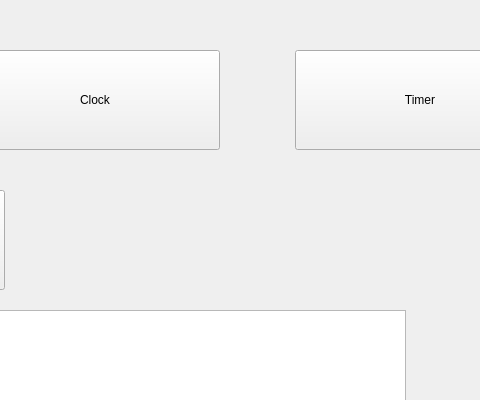
Before: the Qt Designer form C++/Projects/Clock/QtGUI/ClockGUI/mainwindow.ui in MikitaVitkouski/BSU, drawn with Qt 5; both pictures show x 715 to 1195 and y 0 to 400 of the 1322 by 801 pixel window.
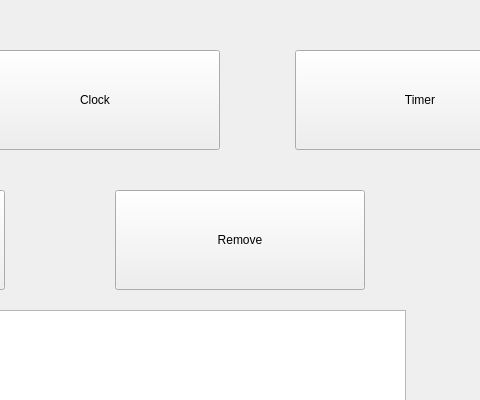
After: the same form once the commit is applied.

Commit message: Add button btnRemoveSelectedAlarm, add slot for it: MainWindow::on_btnRemoveSelectedAlarm_clicked(), implement it

Diff of the .ui file:
```diff
--- a/C++/Projects/Clock/QtGUI/ClockGUI/mainwindow.ui
+++ b/C++/Projects/Clock/QtGUI/ClockGUI/mainwindow.ui
@@ -167,6 +167,19 @@
        <string>Clear all alarms</string>
       </property>
      </widget>
+     <widget class="QPushButton" name="btnRemoveSelectedAlarm">
+      <property name="geometry">
+       <rect>
+        <x>680</x>
+        <y>10</y>
+        <width>250</width>
+        <height>100</height>
+       </rect>
+      </property>
+      <property name="text">
+       <string>Remove</string>
+      </property>
+     </widget>
     </widget>
     <widget class="QWidget" name="pageStopwatch">
      <widget class="QPushButton" name="btnPlayStopwatch">
```
The commit also changes 2 other files.
